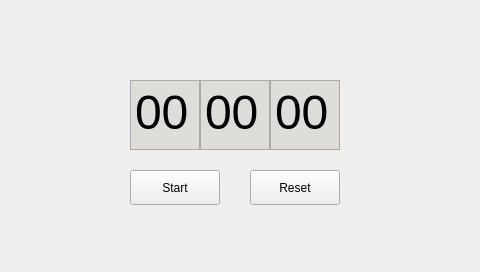
The window that mainwindow.ui (embetrix/qstopwatch) describes before a commit, drawn with Qt 5.
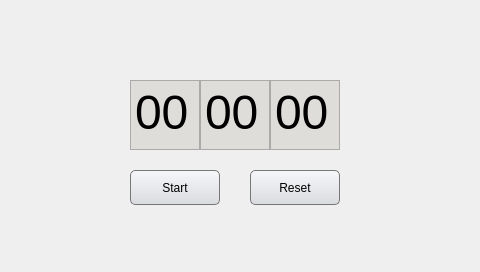
The same window after the commit.

Commit message: set buttons stylesheets

Diff of the .ui file:
```diff
--- a/mainwindow.ui
+++ b/mainwindow.ui
@@ -23,6 +23,26 @@
       <height>35</height>
      </rect>
     </property>
+    <property name="styleSheet">
+     <string notr="true">QPushButton {
+    background-color: qlineargradient(x1: 0, y1: 0, x2: 0, y2: 1, stop: 0 #f6f7fa, stop: 1 #dadbde);
+    background-position:center;
+    background-repeat: no-repeat;
+    border: 1px solid #777;
+    border-top-left-radius: 5px;
+    border-bottom-left-radius: 5px;
+    border-top-right-radius: 5px;
+    border-bottom-right-radius: 5px; 
+}
+
+QPushButton:checked {
+     background-color: qlineargradient(x1: 0, y1: 0, x2: 0, y2: 1, stop: 0 #e0ffc1, stop: 1 #7cfc00);
+}
+
+QPushButton:pressed {
+     background-color: qlineargradient(x1: 0, y1: 0, x2: 0, y2: 1, stop: 0 #e0ffc1, stop: 1 #7cfc00);
+}</string>
+    </property>
     <property name="text">
      <string>Start</string>
     </property>
@@ -36,6 +56,26 @@
       <height>35</height>
      </rect>
     </property>
+    <property name="styleSheet">
+     <string notr="true">QPushButton {
+    background-color: qlineargradient(x1: 0, y1: 0, x2: 0, y2: 1, stop: 0 #f6f7fa, stop: 1 #dadbde);
+    background-position:center;
+    background-repeat: no-repeat;
+    border: 1px solid #777;
+    border-top-left-radius: 5px;
+    border-bottom-left-radius: 5px;
+    border-top-right-radius: 5px;
+    border-bottom-right-radius: 5px; 
+}
+
+QPushButton:checked {
+     background-color: qlineargradient(x1: 0, y1: 0, x2: 0, y2: 1, stop: 0 #e0ffc1, stop: 1 #7cfc00);
+}
+
+QPushButton:pressed {
+     background-color: qlineargradient(x1: 0, y1: 0, x2: 0, y2: 1, stop: 0 #e0ffc1, stop: 1 #7cfc00);
+}</string>
+    </property>
     <property name="text">
      <string>Reset</string>
     </property>
```
